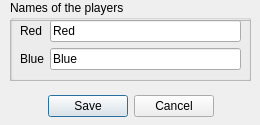
This is dialogsave.ui in gwolffgang/Oni as Qt 5 draws it before an edit. The edited form follows.
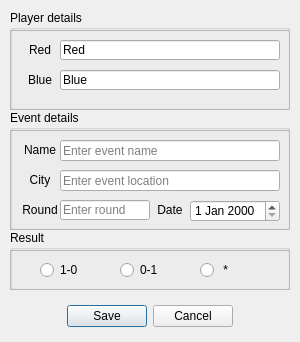
This is the edited form.

The edit to the form file:
```diff
--- a/dialogsave.ui
+++ b/dialogsave.ui
@@ -6,8 +6,8 @@
    <rect>
     <x>0</x>
     <y>0</y>
-    <width>260</width>
-    <height>125</height>
+    <width>300</width>
+    <height>342</height>
    </rect>
   </property>
   <property name="windowTitle">
@@ -17,24 +17,24 @@
    <property name="geometry">
     <rect>
      <x>10</x>
-     <y>0</y>
-     <width>241</width>
-     <height>81</height>
+     <y>10</y>
+     <width>280</width>
+     <height>100</height>
     </rect>
    </property>
    <property name="locale">
     <locale language="English" country="Germany"/>
    </property>
    <property name="title">
-    <string>Names of the players</string>
+    <string>Player details</string>
    </property>
    <widget class="QFrame" name="framePlayerNames">
     <property name="geometry">
      <rect>
       <x>0</x>
       <y>20</y>
-      <width>241</width>
-      <height>61</height>
+      <width>280</width>
+      <height>80</height>
      </rect>
     </property>
     <property name="frameShape">
@@ -43,60 +43,78 @@
     <property name="frameShadow">
      <enum>QFrame::Raised</enum>
     </property>
-    <widget class="QWidget" name="formLayoutWidget">
+    <widget class="QLabel" name="labelNameRed">
      <property name="geometry">
       <rect>
        <x>10</x>
-       <y>0</y>
-       <width>221</width>
-       <height>61</height>
+       <y>10</y>
+       <width>40</width>
+       <height>20</height>
       </rect>
      </property>
-     <layout class="QFormLayout" name="formLayoutNames">
-      <item row="0" column="1">
-       <widget class="QLineEdit" name="lineEditNameRed">
-        <property name="text">
-         <string>Red</string>
-        </property>
-        <property name="placeholderText">
-         <string>Enter name</string>
-        </property>
-       </widget>
-      </item>
-      <item row="1" column="0">
-       <widget class="QLabel" name="labelNameBlue">
-        <property name="text">
-         <string>Blue</string>
-        </property>
-       </widget>
-      </item>
-      <item row="1" column="1">
-       <widget class="QLineEdit" name="lineEditNameBlue">
-        <property name="text">
-         <string>Blue</string>
-        </property>
-        <property name="placeholderText">
-         <string>Enter name</string>
-        </property>
-       </widget>
-      </item>
-      <item row="0" column="0">
-       <widget class="QLabel" name="labelNameRed">
-        <property name="text">
-         <string>Red</string>
-        </property>
-       </widget>
-      </item>
-     </layout>
+     <property name="text">
+      <string>Red</string>
+     </property>
+     <property name="alignment">
+      <set>Qt::AlignCenter</set>
+     </property>
+    </widget>
+    <widget class="QLabel" name="labelNameBlue">
+     <property name="geometry">
+      <rect>
+       <x>10</x>
+       <y>40</y>
+       <width>40</width>
+       <height>20</height>
+      </rect>
+     </property>
+     <property name="text">
+      <string>Blue</string>
+     </property>
+     <property name="alignment">
+      <set>Qt::AlignCenter</set>
+     </property>
+    </widget>
+    <widget class="QLineEdit" name="lineEditNameRed">
+     <property name="geometry">
+      <rect>
+       <x>50</x>
+       <y>10</y>
+       <width>220</width>
+       <height>20</height>
+      </rect>
+     </property>
+     <property name="text">
+      <string>Red</string>
+     </property>
+     <property name="placeholderText">
+      <string>Enter player name</string>
+     </property>
+    </widget>
+    <widget class="QLineEdit" name="lineEditNameBlue">
+     <property name="geometry">
+      <rect>
+       <x>50</x>
+       <y>40</y>
+       <width>220</width>
+       <height>20</height>
+      </rect>
+     </property>
+     <property name="text">
+      <string>Blue</string>
+     </property>
+     <property name="placeholderText">
+      <string>Enter player name</string>
+     </property>
     </widget>
    </widget>
   </widget>
   <widget class="QDialogButtonBox" name="buttonBoxSave">
    <property name="geometry">
     <rect>
-     <x>10</x>
-     <y>90</y>
-     <width>241</width>
+     <x>0</x>
+     <y>300</y>
+     <width>300</width>
      <height>32</height>
     </rect>
    </property>
@@ -110,6 +128,234 @@
     <bool>true</bool>
    </property>
   </widget>
+  <widget class="QGroupBox" name="groupBox">
+   <property name="geometry">
+    <rect>
+     <x>10</x>
+     <y>110</y>
+     <width>280</width>
+     <height>120</height>
+    </rect>
+   </property>
+   <property name="title">
+    <string>Event details</string>
+   </property>
+   <widget class="QFrame" name="frameEvent">
+    <property name="geometry">
+     <rect>
+      <x>0</x>
+      <y>20</y>
+      <width>280</width>
+      <height>100</height>
+     </rect>
+    </property>
+    <property name="frameShape">
+     <enum>QFrame::StyledPanel</enum>
+    </property>
+    <property name="frameShadow">
+     <enum>QFrame::Raised</enum>
+    </property>
+    <widget class="QLineEdit" name="lineEditNameCity">
+     <property name="geometry">
+      <rect>
+       <x>50</x>
+       <y>40</y>
+       <width>220</width>
+       <height>21</height>
+      </rect>
+     </property>
+     <property name="text">
+      <string/>
+     </property>
+     <property name="placeholderText">
+      <string>Enter event location</string>
+     </property>
+    </widget>
+    <widget class="QLabel" name="labelNameEvent">
+     <property name="geometry">
+      <rect>
+       <x>10</x>
+       <y>10</y>
+       <width>40</width>
+       <height>20</height>
+      </rect>
+     </property>
+     <property name="text">
+      <string>Name</string>
+     </property>
+     <property name="alignment">
+      <set>Qt::AlignCenter</set>
+     </property>
+    </widget>
+    <widget class="QLabel" name="labelNameCity">
+     <property name="geometry">
+      <rect>
+       <x>10</x>
+       <y>40</y>
+       <width>40</width>
+       <height>20</height>
+      </rect>
+     </property>
+     <property name="text">
+      <string>City</string>
+     </property>
+     <property name="alignment">
+      <set>Qt::AlignCenter</set>
+     </property>
+    </widget>
+    <widget class="QLineEdit" name="lineEditNameEvent">
+     <property name="geometry">
+      <rect>
+       <x>50</x>
+       <y>10</y>
+       <width>220</width>
+       <height>21</height>
+      </rect>
+     </property>
+     <property name="text">
+      <string/>
+     </property>
+     <property name="placeholderText">
+      <string>Enter event name</string>
+     </property>
+    </widget>
+    <widget class="QLabel" name="labelDate">
+     <property name="geometry">
+      <rect>
+       <x>140</x>
+       <y>70</y>
+       <width>40</width>
+       <height>20</height>
+      </rect>
+     </property>
+     <property name="text">
+      <string>Date</string>
+     </property>
+     <property name="alignment">
+      <set>Qt::AlignCenter</set>
+     </property>
+    </widget>
+    <widget class="QLineEdit" name="lineEditRound">
+     <property name="geometry">
+      <rect>
+       <x>50</x>
+       <y>70</y>
+       <width>90</width>
+       <height>20</height>
+      </rect>
+     </property>
+     <property name="text">
+      <string/>
+     </property>
+     <property name="placeholderText">
+      <string>Enter round</string>
+     </property>
+    </widget>
+    <widget class="QLabel" name="labelRound">
+     <property name="geometry">
+      <rect>
+       <x>10</x>
+       <y>70</y>
+       <width>40</width>
+       <height>20</height>
+      </rect>
+     </property>
+     <property name="text">
+      <string>Round</string>
+     </property>
+     <property name="alignment">
+      <set>Qt::AlignCenter</set>
+     </property>
+    </widget>
+    <widget class="QDateEdit" name="dateEdit">
+     <property name="geometry">
+      <rect>
+       <x>180</x>
+       <y>70</y>
+       <width>90</width>
+       <height>22</height>
+      </rect>
+     </property>
+    </widget>
+   </widget>
+  </widget>
+  <widget class="QGroupBox" name="groupBox_2">
+   <property name="geometry">
+    <rect>
+     <x>10</x>
+     <y>230</y>
+     <width>280</width>
+     <height>60</height>
+    </rect>
+   </property>
+   <property name="title">
+    <string>Result</string>
+   </property>
+   <widget class="QFrame" name="frame">
+    <property name="geometry">
+     <rect>
+      <x>0</x>
+      <y>20</y>
+      <width>280</width>
+      <height>40</height>
+     </rect>
+    </property>
+    <property name="frameShape">
+     <enum>QFrame::StyledPanel</enum>
+    </property>
+    <property name="frameShadow">
+     <enum>QFrame::Raised</enum>
+    </property>
+    <widget class="QRadioButton" name="radioButtonRed">
+     <property name="geometry">
+      <rect>
+       <x>30</x>
+       <y>10</y>
+       <width>40</width>
+       <height>20</height>
+      </rect>
+     </property>
+     <property name="text">
+      <string>1-0</string>
+     </property>
+     <attribute name="buttonGroup">
+      <string notr="true">buttonGroup</string>
+     </attribute>
+    </widget>
+    <widget class="QRadioButton" name="radioButtonBlue">
+     <property name="geometry">
+      <rect>
+       <x>110</x>
+       <y>10</y>
+       <width>40</width>
+       <height>20</height>
+      </rect>
+     </property>
+     <property name="text">
+      <string>0-1</string>
+     </property>
+     <attribute name="buttonGroup">
+      <string notr="true">buttonGroup</string>
+     </attribute>
+    </widget>
+    <widget class="QRadioButton" name="radioButtonLine">
+     <property name="geometry">
+      <rect>
+       <x>190</x>
+       <y>10</y>
+       <width>40</width>
+       <height>20</height>
+      </rect>
+     </property>
+     <property name="text">
+      <string> *</string>
+     </property>
+     <attribute name="buttonGroup">
+      <string notr="true">buttonGroup</string>
+     </attribute>
+    </widget>
+   </widget>
+  </widget>
  </widget>
  <resources/>
  <connections>
```
Left out of the diff: 25 changed lines with no effect on the pictures.
